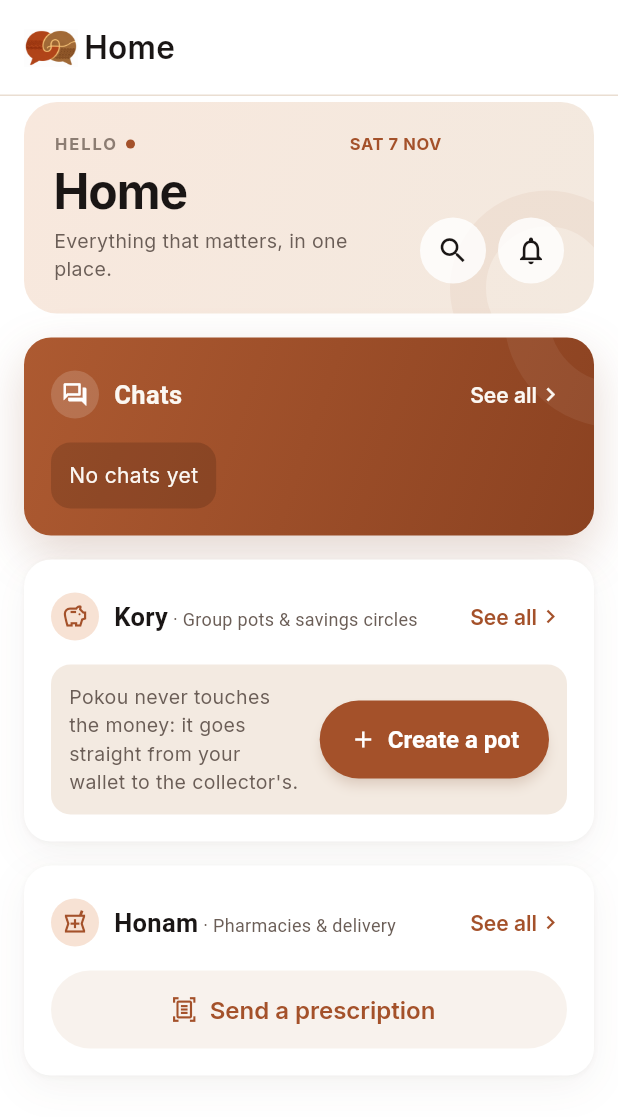
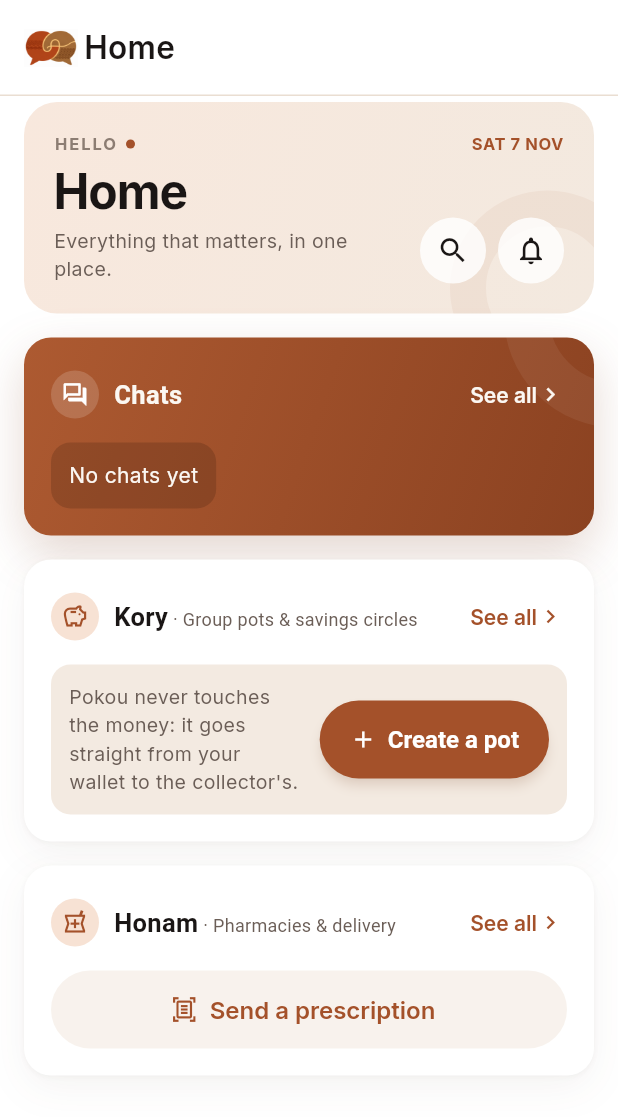
Before and after one commit to ptchabao/pokou, a Flutter app: the HomeScreen screen opened directly with empty values, on a phone screen of 412 x 824 dp. Shown: the top 1117 px of the screen. Run offline on Flutter 3.47's test engine with Material 3 defaults, Android fonts, the phone set to English and light mode, and no system bars; our stand-ins replace app_links, emoji_picker_flutter, file_picker, firebase_core, firebase_messaging, flutter_contacts and 17 more; missing offline and left inert: audio_session, cryptography, gal, libsignal_protocol_dart, livekit_client, phone_numbers_parser and 1 more; accounts and stored records are empty; network calls fail; statements that could not run were skipped.

Commit message:
Home: right-align the date on the greeting card
Co-Authored-By: Claude Opus 5.5 <noreply@anthropic.com>

```diff
--- a/mobile/lib/features/home/presentation/home_screen.dart
+++ b/mobile/lib/features/home/presentation/home_screen.dart
@@ -192,10 +192,11 @@ class _GreetingCard extends StatelessWidget {
                         shape: BoxShape.circle,
                       ),
                     ),
-                    const Spacer(),
-                    Flexible(
+                    const SizedBox(width: 12),
+                    Expanded(
                       child: Text(
                         today.toUpperCase(),
+                        textAlign: TextAlign.end,
                         maxLines: 1,
                         overflow: TextOverflow.ellipsis,
                         style: TextStyle(
```
